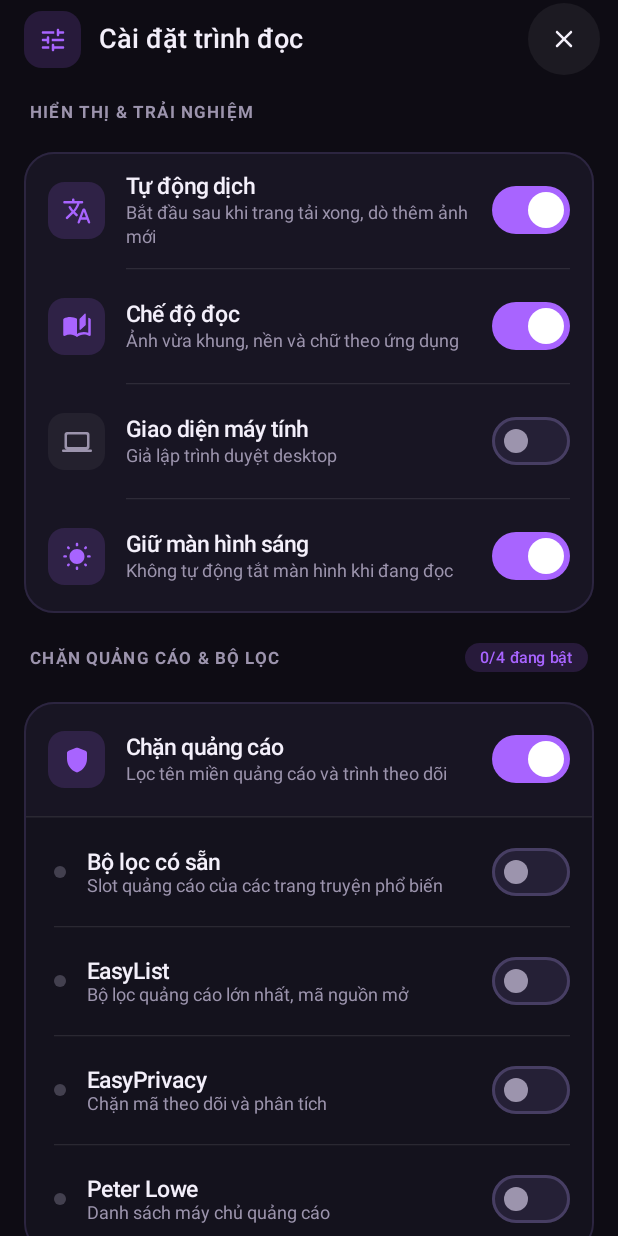
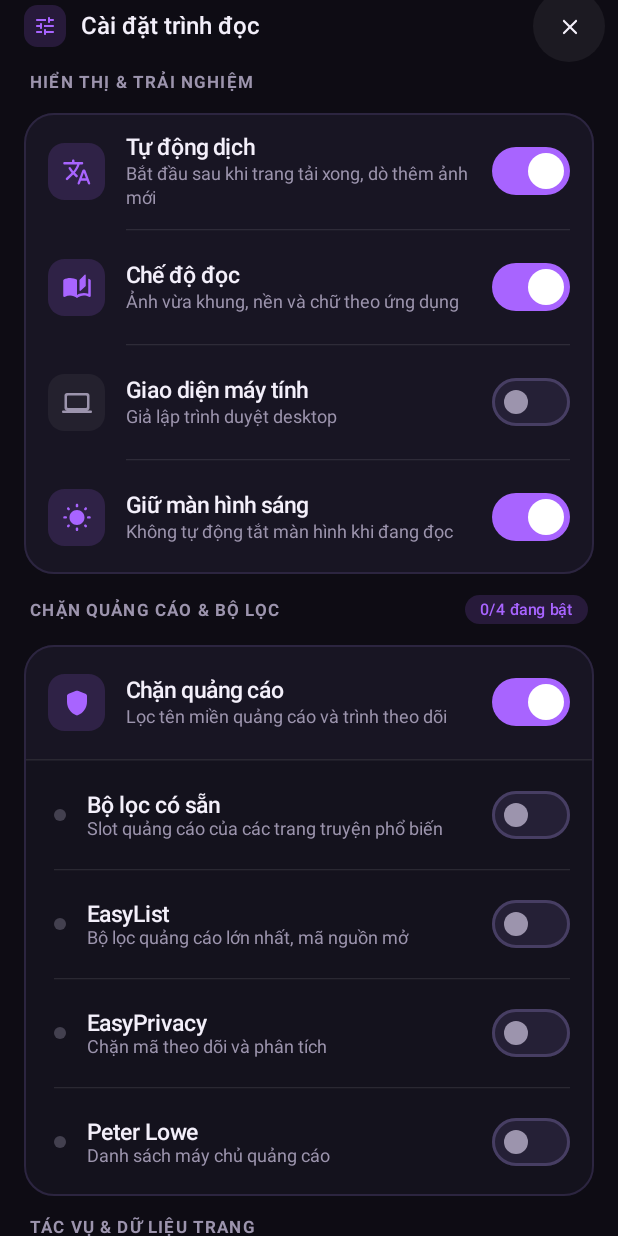
Before and after one commit to anhduc2003/Manhwa-translate, an Android app built with Jetpack Compose: the composable WebSettingsSheet shown on its own in the app's theme, on a phone screen of 412 x 824 dp. Run offline under Robolectric (Android 15) with nearby library versions, the phone set to English and light mode, and no system bars; libraries missing offline, so code that uses them is left out: org.json; pictures from the network do not load; Roboto replaces fonts that are not available here.

Commit message:
fix: open the reader settings sheet at half height so the page stays visible
The sheet skipped its partial state, so opening the settings covered the
whole chapter at once. It now opens at half height and expands on a drag.
The header lost its oversized icon block and keeps the same controls in
a third less height.

Co-authored-by: capy-ai[bot] <230910855+capy-ai[bot]@users.noreply.github.com>

```diff
--- a/app/src/main/kotlin/com/manhwatranslate/ui/WebReaderScreen.kt
+++ b/app/src/main/kotlin/com/manhwatranslate/ui/WebReaderScreen.kt
@@ -166,7 +166,9 @@ fun WebReaderScreen(
     var autoPaused by remember { mutableStateOf(false) }
     var settingsOpen by remember { mutableStateOf(false) }
     var detailsOpen by remember { mutableStateOf(false) }
-    val sheetState = rememberModalBottomSheetState(skipPartiallyExpanded = true)
+    // The reading page stays in view: the sheet opens at its half height and expands on a drag,
+    // instead of covering the whole chapter the moment it is opened.
+    val sheetState = rememberModalBottomSheetState(skipPartiallyExpanded = false)
 
     LaunchedEffect(Unit) {
         viewModel.onApplyImage = { index, url ->
@@ -792,21 +794,21 @@ private fun WebSettingsSheet(
             .verticalScroll(rememberScrollState())
             .background(palette.Background)
             .padding(horizontal = 16.dp)
-            .padding(bottom = 28.dp),
-        verticalArrangement = Arrangement.spacedBy(20.dp),
+            .padding(bottom = 24.dp),
+        verticalArrangement = Arrangement.spacedBy(14.dp),
     ) {
         // Tiêu đề thay cho TopAppBar vì đây là ModalBottomSheet
         Row(
             modifier = Modifier
                 .fillMaxWidth()
-                .padding(top = 6.dp, bottom = 2.dp),
+                .padding(top = 0.dp, bottom = 0.dp),
             verticalAlignment = Alignment.CenterVertically,
-            horizontalArrangement = Arrangement.spacedBy(12.dp),
+            horizontalArrangement = Arrangement.spacedBy(10.dp),
         ) {
             Box(
                 modifier = Modifier
-                    .size(38.dp)
-                    .clip(RoundedCornerShape(12.dp))
+                    .size(28.dp)
+                    .clip(RoundedCornerShape(9.dp))
                     .background(palette.PrimaryContainer),
                 contentAlignment = Alignment.Center,
             ) {
@@ -814,14 +816,14 @@ private fun WebSettingsSheet(
                     imageVector = Icons.Rounded.Tune,
                     contentDescription = null,
                     tint = palette.Primary,
-                    modifier = Modifier.size(20.dp),
+                    modifier = Modifier.size(16.dp),
                 )
             }
             Text(
                 text = "Cài đặt trình đọc",
-                style = MaterialTheme.typography.titleMedium.copy(
+                style = MaterialTheme.typography.titleSmall.copy(
                     fontWeight = FontWeight.SemiBold,
-                    fontSize = 18.sp,
+                    fontSize = 16.sp,
                 ),
                 color = palette.TextPrimary,
                 modifier = Modifier.weight(1f),
@@ -829,7 +831,7 @@ private fun WebSettingsSheet(
             IconButton(
                 onClick = onClose,
                 modifier = Modifier
-                    .size(40.dp)
+                    .size(34.dp)
                     .clip(CircleShape)
                     .background(Color.White.copy(alpha = 0.06f)),
             ) {
@@ -837,7 +839,7 @@ private fun WebSettingsSheet(
                     imageVector = Icons.Rounded.Close,
                     contentDescription = "Đóng",
                     tint = palette.TextPrimary,
-                    modifier = Modifier.size(20.dp),
+                    modifier = Modifier.size(17.dp),
                 )
             }
         }
```
